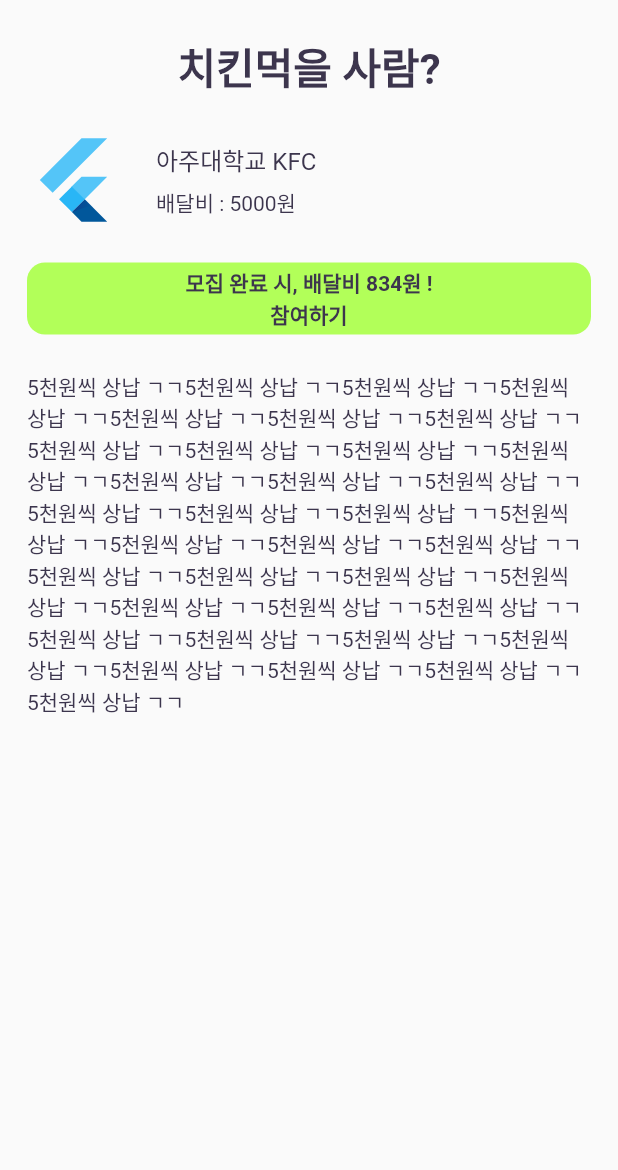
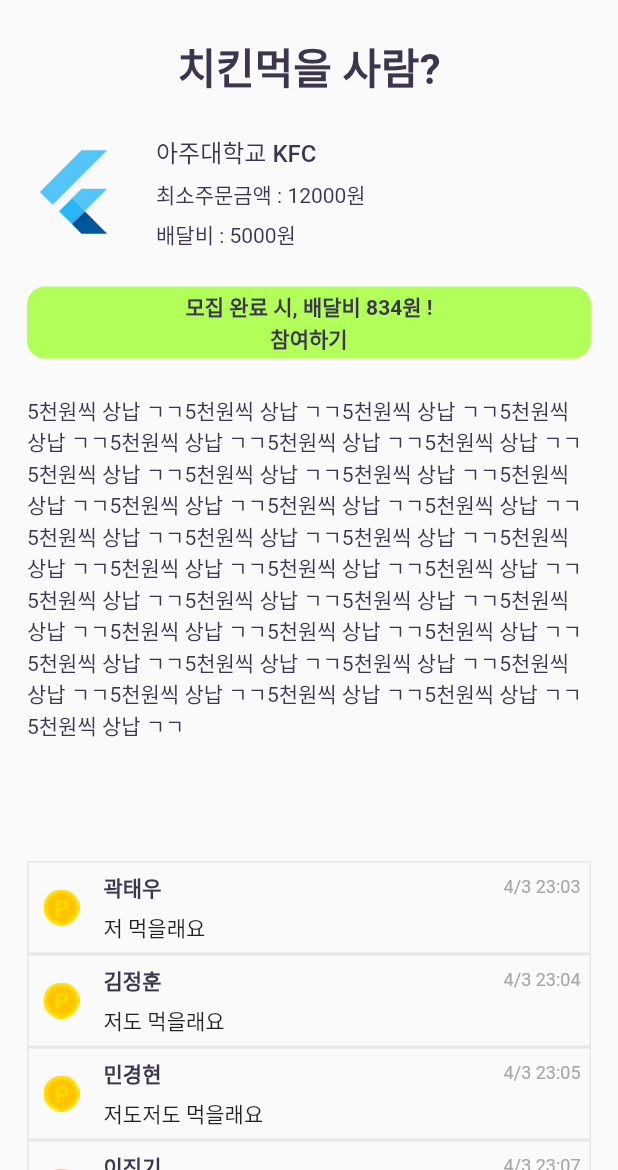
Before and after one commit to LiiNen/DeleTo, a Flutter app: the StoreBoardView screen opened directly with sample values from the repository, on a phone screen of 412 x 824 dp, the part 66-1236 px from its top. Run offline on Flutter 3.47's test engine with Material 2 defaults, Android fonts, the phone set to English and light mode, and no system bars; our stand-ins replace fluttertoast; Roboto replaces fonts that are missing (NotoSansCJKKR).

Commit message:
Add comment in store board view

```diff
--- /dev/null
+++ b/lib/component/user_profile_image.dart
@@ -0,0 +1,16 @@
+import 'package:flutter/material.dart';
+
+class UserProfileImage extends StatelessWidget {
+  final double width;
+  final String imgSrc;
+  UserProfileImage({this.width=48.0, this.imgSrc=''});
+
+  @override
+  Widget build(BuildContext context) {
+    return Container(
+      child: imgSrc == '' ?
+        Image.asset('asset/pointIcon.png', width: width) :
+        Image.network(imgSrc, width: width),
+    );
+  }
+}
--- /dev/null
+++ b/lib/object/comment.dart
@@ -0,0 +1,20 @@
+class Comment {
+  final int userId;
+  final String userName;
+  final int storeId;
+  final String imgSrc;
+  final String content;
+  final String time;
+
+  Comment({required this.userId, required this.userName, required this.storeId, required this.imgSrc, required this.content, required String this.time});
+}
+
+var testCommentList = [
+  Comment(userId: 0, userName: '곽태우', storeId: 1, imgSrc: '', content: '저 먹을래요', time: '4/3 23:03'),
+  Comment(userId: 0, userName: '김정훈', storeId: 1, imgSrc: '', content: '저도 먹을래요', time: '4/3 23:04'),
+  Comment(userId: 0, userName: '민경현', storeId: 1, imgSrc: '', content: '저도저도 먹을래요', time: '4/3 23:05'),
+  Comment(userId: 0, userName: '이진기', storeId: 1, imgSrc: '', content: '자리다찼나요', time: '4/3 23:07'),
+  Comment(userId: 0, userName: '주하영', storeId: 1, imgSrc: '', content: '자리다찼나요22222222222222', time: '4/3 23:08'),
+  Comment(userId: 0, userName: '딜리투', storeId: 1, imgSrc: '', content: 'Column 오버플로우 테스트', time: '4/3 23:09'),
+  Comment(userId: 0, userName: '딜리투', storeId: 1, imgSrc: '', content: '긴글 테스트 긴글 테스트 긴글 테스트 긴글 테스트 긴글 테스트 긴글 테스트 긴글 테스트 긴글 테스트 긴글 테스트 긴글 테스트 긴글 테스트 긴글 테스트 긴글 테스트 긴글 테스트 긴글 테스트 긴글 테스트 긴글 테스트 긴글 테스트 긴글 테스트 긴글 테스트 긴글 테스트 긴글 테스트 긴글 테스트 긴글 테스트 긴글 테스트 긴글 테스트 긴글 테스트 긴글 테스트 긴글 테스트 긴글 테스트 긴글 테스트 긴글 테스트 긴글 테스트 긴글 테스트 긴글 테스트 긴글 테스트 ', time: '4/3 23:10'),
+];
--- a/lib/object/store.dart
+++ b/lib/object/store.dart
@@ -7,14 +7,15 @@ class Store {
   final String name;
   final int curNum;
   final int maxNum;
-  final int price;
+  final int deliveryPrice;
+  final int leastPrice;
   final bool open;
 
-  Store({required this.id, this.userId=0, this.imgSrc='', required this.title, this.content='', required this.name, required this.curNum, required this.maxNum, this.price=0, this.open=true});
+  Store({required this.id, this.userId=0, this.imgSrc='', required this.title, this.content='', required this.name, required this.curNum, required this.maxNum, this.deliveryPrice=0, this.leastPrice=0, this.open=true});
 }
 
 var testStoreList = [
-  Store(id: 1, title: '치킨먹을 사람?', name: '아주대학교 KFC', curNum: 3, maxNum: 6, content: '5천원씩 상납 ㄱㄱ5천원씩 상납 ㄱㄱ5천원씩 상납 ㄱㄱ5천원씩 상납 ㄱㄱ5천원씩 상납 ㄱㄱ5천원씩 상납 ㄱㄱ5천원씩 상납 ㄱㄱ5천원씩 상납 ㄱㄱ5천원씩 상납 ㄱㄱ5천원씩 상납 ㄱㄱ5천원씩 상납 ㄱㄱ5천원씩 상납 ㄱㄱ5천원씩 상납 ㄱㄱ5천원씩 상납 ㄱㄱ5천원씩 상납 ㄱㄱ5천원씩 상납 ㄱㄱ5천원씩 상납 ㄱㄱ5천원씩 상납 ㄱㄱ5천원씩 상납 ㄱㄱ5천원씩 상납 ㄱㄱ5천원씩 상납 ㄱㄱ5천원씩 상납 ㄱㄱ5천원씩 상납 ㄱㄱ5천원씩 상납 ㄱㄱ5천원씩 상납 ㄱㄱ5천원씩 상납 ㄱㄱ5천원씩 상납 ㄱㄱ5천원씩 상납 ㄱㄱ5천원씩 상납 ㄱㄱ5천원씩 상납 ㄱㄱ5천원씩 상납 ㄱㄱ5천원씩 상납 ㄱㄱ5천원씩 상납 ㄱㄱ5천원씩 상납 ㄱㄱ5천원씩 상납 ㄱㄱ5천원씩 상납 ㄱㄱ', price: 5000),
+  Store(id: 1, title: '치킨먹을 사람?', name: '아주대학교 KFC', curNum: 3, maxNum: 6, content: '5천원씩 상납 ㄱㄱ5천원씩 상납 ㄱㄱ5천원씩 상납 ㄱㄱ5천원씩 상납 ㄱㄱ5천원씩 상납 ㄱㄱ5천원씩 상납 ㄱㄱ5천원씩 상납 ㄱㄱ5천원씩 상납 ㄱㄱ5천원씩 상납 ㄱㄱ5천원씩 상납 ㄱㄱ5천원씩 상납 ㄱㄱ5천원씩 상납 ㄱㄱ5천원씩 상납 ㄱㄱ5천원씩 상납 ㄱㄱ5천원씩 상납 ㄱㄱ5천원씩 상납 ㄱㄱ5천원씩 상납 ㄱㄱ5천원씩 상납 ㄱㄱ5천원씩 상납 ㄱㄱ5천원씩 상납 ㄱㄱ5천원씩 상납 ㄱㄱ5천원씩 상납 ㄱㄱ5천원씩 상납 ㄱㄱ5천원씩 상납 ㄱㄱ5천원씩 상납 ㄱㄱ5천원씩 상납 ㄱㄱ5천원씩 상납 ㄱㄱ5천원씩 상납 ㄱㄱ5천원씩 상납 ㄱㄱ5천원씩 상납 ㄱㄱ5천원씩 상납 ㄱㄱ5천원씩 상납 ㄱㄱ5천원씩 상납 ㄱㄱ5천원씩 상납 ㄱㄱ5천원씩 상납 ㄱㄱ5천원씩 상납 ㄱㄱ', deliveryPrice: 5000, leastPrice: 12000),
   Store(id: 2, title: '배달비 아낄사람', name: '피자브라더스 인계본점', curNum: 4, maxNum: 5, open: false),
   Store(id: 3, title: '광교관 여학생 있음?', name: '신전떡볶이 아주대점', curNum: 4, maxNum: 4),
   Store(id: 4, title: '본인 팔달관 망령', name: '맘스터치 광교점', curNum: 3, maxNum: 4),
--- a/lib/object/user.dart
+++ b/lib/object/user.dart
@@ -2,15 +2,16 @@ class User {
   final int id;
   final String name;
   final int point;
+  final String imgSrc;
 
-  User({required this.id, required this.name, required this.point});
+  User({required this.id, required this.name, required this.point, required this.imgSrc});
 }
-var userInfo = User(id: 1, name: 'DeliTo', point: 5000);
+var userInfo = User(id: 1, name: 'DeliTo', point: 5000, imgSrc: '');
 var testUserList = [
-  User(id: 1, name: 'DeliTo', point: 1000),
-  User(id: 2, name: '곽태우', point: 2000),
-  User(id: 3, name: '김정훈', point: 3000),
-  User(id: 4, name: '민경현', point: 4000),
-  User(id: 5, name: '이진기', point: 5000),
-  User(id: 6, name: '주하영', point: 6000),
+  User(id: 1, name: 'DeliTo', point: 1000, imgSrc: ''),
+  User(id: 2, name: '곽태우', point: 2000, imgSrc: ''),
+  User(id: 3, name: '김정훈', point: 3000, imgSrc: ''),
+  User(id: 4, name: '민경현', point: 4000, imgSrc: ''),
+  User(id: 5, name: '이진기', point: 5000, imgSrc: ''),
+  User(id: 6, name: '주하영', point: 6000, imgSrc: ''),
 ];
--- /dev/null
+++ b/lib/store/comment/comment_item_container.dart
@@ -0,0 +1,42 @@
+import 'package:delito/component/user_profile_image.dart';
+import 'package:delito/object/comment.dart';
+import 'package:delito/style.dart';
+import 'package:flutter/material.dart';
+
+class CommentItemContainer extends StatelessWidget {
+  final Comment comment;
+  CommentItemContainer({required this.comment});
+
+  @override
+  Widget build(BuildContext context) {
+    return Container(
+      decoration: BoxDecoration(
+        border: Border.all(color: Color(0xffe7e7e7), width: 1),
+      ),
+      width: MediaQuery.of(context).size.width,
+      padding: EdgeInsets.symmetric(horizontal: 6, vertical: 6),
+      child: Row(
+        crossAxisAlignment: CrossAxisAlignment.center,
+        children: [
+          UserProfileImage(imgSrc: comment.imgSrc, width: 32),
+          SizedBox(width: 12),
+          Expanded(
+            child: Column(
+              crossAxisAlignment: CrossAxisAlignment.start,
+              children: [
+                Row(
+                  children: [
+                    Text(comment.userName, style: textStyle(weight: 600)),
+                    Expanded(child: Text(comment.time, style: textStyle(color: Color(0xffa8a8a8), size: 12.0), textAlign: TextAlign.right,)),
+                  ]
+                ),
+                SizedBox(height: 6),
+                Text(comment.content),
+              ]
+            )
+          )
+        ]
+      )
+    );
+  }
+}
--- /dev/null
+++ b/lib/store/comment/comment_view.dart
@@ -0,0 +1,22 @@
+import 'package:delito/store/comment/comment_item_container.dart';
+import 'package:flutter/material.dart';
+
+class CommentView extends StatefulWidget {
+  final dynamic commentList;
+  CommentView({required this.commentList});
+  @override
+  State<CommentView> createState() => _CommentView();
+}
+class _CommentView extends State<CommentView> {
+  @override
+  Widget build(BuildContext context) {
+    return Column(
+      children: List<Widget>.generate(widget.commentList.length, (index) {
+        return CommentItemContainer(comment: widget.commentList[index],);
+      }) + [
+        SizedBox(height: 12),
+        Text('아무튼 댓글 입력하는 창')
+      ]
+    );
+  }
+}
--- a/lib/store/store_board_view.dart
+++ b/lib/store/store_board_view.dart
@@ -1,6 +1,8 @@
 import 'package:delito/component/confirm_dialog.dart';
 import 'package:delito/component/default_app_bar.dart';
+import 'package:delito/object/comment.dart';
 import 'package:delito/object/store.dart';
+import 'package:delito/store/comment/comment_view.dart';
 import 'package:flutter/material.dart';
 import 'package:delito/style.dart';
 
@@ -29,7 +31,8 @@ class _StoreBoardView extends State<StoreBoardView> {
       onTap: FocusManager.instance.primaryFocus?.unfocus,
       child: Scaffold(
         appBar: DefaultAppBar(title: '배달동료 구인', back: true,),
-        body: Container(
+        body: SingleChildScrollView(
+          child: Container(
             width: MediaQuery.of(context).size.width,
             padding: EdgeInsets.symmetric(horizontal: 18),
             child: SingleChildScrollView(
@@ -42,8 +45,12 @@ class _StoreBoardView extends State<StoreBoardView> {
                   SizedBox(height: 24),
                   priceInfoBox(),
                   SizedBox(height: 24),
-                contentBox()
+                  contentBox(),
+                  SizedBox(height: 80),
+                  CommentView(commentList: testCommentList,),
+                  SizedBox(height: 20),
                 ]
+              )
             )
           )
         )
@@ -60,9 +67,11 @@ class _StoreBoardView extends State<StoreBoardView> {
           child: Column(
             crossAxisAlignment: CrossAxisAlignment.start,
             children: [
-              Text(widget.store.name, style: textStyle(size: 16.0)),
+              Text(widget.store.name, style: textStyle(weight: 500, size: 16.0)),
               SizedBox(height: 6),
-              Text('배달비 : ${widget.store.price}원', style: textStyle(size: 14.0)),
+              Text('최소주문금액 : ${widget.store.leastPrice}원', style: textStyle(size: 14.0)),
+              SizedBox(height: 6),
+              Text('배달비 : ${widget.store.deliveryPrice}원', style: textStyle(size: 14.0)),
             ]
           )
         )
@@ -89,7 +98,7 @@ class _StoreBoardView extends State<StoreBoardView> {
         child: Column(
           mainAxisAlignment: MainAxisAlignment.center,
           children: widget.store.open ? widget.store.curNum < widget.store.maxNum ? [
-            Text('모집 완료 시, 배달비 ${(widget.store.price/widget.store.maxNum).ceil()}원 !', style: textStyle(weight: 700),),
+            Text('모집 완료 시, 배달비 ${(widget.store.deliveryPrice/widget.store.maxNum).ceil()}원 !', style: textStyle(weight: 700),),
             Text('참여하기', style: textStyle(weight: 700)),
           ] : [
             Text('현재 정원이 모두 모집되었습니다.', style: textStyle(weight: 700))
```
Lines whose indentation alone changed are shown as unchanged.
